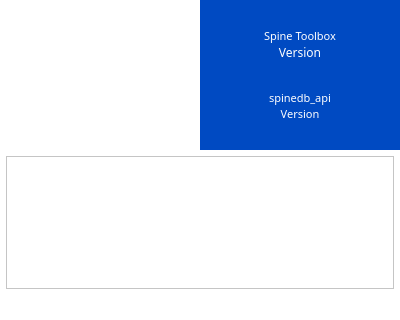
The window that spinetoolbox/ui/about.ui (spine-tools/Spine-Toolbox) describes before a commit, drawn with Qt 5; both pictures show x 0 to 400 and y 0 to 320 of the 400 by 550 pixel window.
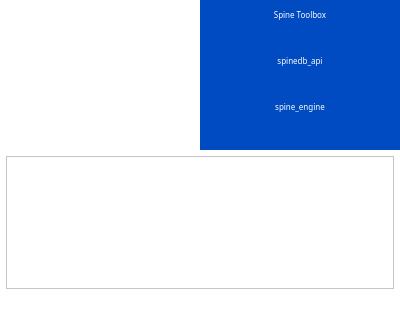
The same window after the commit. Icons and pictures are not drawn.

Commit message:
Version bump and update to About window
About window now shows the full version and the current spine_engine version

```diff
--- a/spinetoolbox/ui/about.ui
+++ b/spinetoolbox/ui/about.ui
@@ -311,34 +311,6 @@
          <bool>true</bool>
         </property>
         <layout class="QVBoxLayout" name="verticalLayout">
-         <property name="spacing">
-          <number>0</number>
-         </property>
-         <property name="leftMargin">
-          <number>0</number>
-         </property>
-         <property name="topMargin">
-          <number>0</number>
-         </property>
-         <property name="rightMargin">
-          <number>0</number>
-         </property>
-         <property name="bottomMargin">
-          <number>0</number>
-         </property>
-         <item>
-          <spacer name="verticalSpacer">
-           <property name="orientation">
-            <enum>Qt::Vertical</enum>
-           </property>
-           <property name="sizeHint" stdset="0">
-            <size>
-             <width>20</width>
-             <height>40</height>
-            </size>
-           </property>
-          </spacer>
-         </item>
          <item>
           <widget class="QLabel" name="label_spine_toolbox">
            <property name="sizePolicy">
@@ -368,7 +340,7 @@
            <property name="font">
             <font>
              <family>Arial Black</family>
-             <pointsize>8</pointsize>
+             <pointsize>6</pointsize>
              <weight>50</weight>
              <bold>false</bold>
             </font>
@@ -388,57 +360,7 @@
           </widget>
          </item>
          <item>
-          <widget class="QLabel" name="label_version_str">
-           <property name="sizePolicy">
-            <sizepolicy hsizetype="Expanding" vsizetype="Expanding">
-             <horstretch>0</horstretch>
-             <verstretch>0</verstretch>
-            </sizepolicy>
-           </property>
-           <property name="minimumSize">
-            <size>
-             <width>0</width>
-             <height>0</height>
-            </size>
-           </property>
-           <property name="baseSize">
-            <size>
-             <width>0</width>
-             <height>0</height>
-            </size>
-           </property>
-           <property name="font">
-            <font>
-             <family>Arial Black</family>
-             <weight>50</weight>
-             <bold>false</bold>
-            </font>
-           </property>
-           <property name="styleSheet">
-            <string notr="true">color: rgb(255, 255, 255);</string>
-           </property>
-           <property name="text">
-            <string>&lt;html&gt;&lt;head/&gt;&lt;body&gt;&lt;p&gt;Version&lt;/p&gt;&lt;/body&gt;&lt;/html&gt;</string>
-           </property>
-           <property name="textFormat">
-            <enum>Qt::RichText</enum>
-           </property>
-           <property name="scaledContents">
-            <bool>true</bool>
-           </property>
-           <property name="alignment">
-            <set>Qt::AlignCenter</set>
-           </property>
-           <property name="margin">
-            <number>0</number>
-           </property>
-           <property name="indent">
-            <number>75</number>
-           </property>
-          </widget>
-         </item>
-         <item>
-          <spacer name="verticalSpacer_3">
+          <spacer name="verticalSpacer">
            <property name="orientation">
             <enum>Qt::Vertical</enum>
            </property>
@@ -452,10 +374,16 @@
          </item>
          <item>
           <widget class="QLabel" name="label_spinedb_api">
+           <property name="sizePolicy">
+            <sizepolicy hsizetype="Expanding" vsizetype="Expanding">
+             <horstretch>0</horstretch>
+             <verstretch>0</verstretch>
+            </sizepolicy>
+           </property>
            <property name="font">
             <font>
              <family>Arial Black</family>
-             <pointsize>8</pointsize>
+             <pointsize>6</pointsize>
             </font>
            </property>
            <property name="styleSheet">
@@ -469,27 +397,6 @@
            </property>
           </widget>
          </item>
-         <item>
-          <widget class="QLabel" name="label_api_version_str">
-           <property name="font">
-            <font>
-             <family>Arial Black</family>
-             <pointsize>8</pointsize>
-             <weight>50</weight>
-             <bold>false</bold>
-            </font>
-           </property>
-           <property name="styleSheet">
-            <string notr="true">color: rgb(255, 255, 255);</string>
-           </property>
-           <property name="text">
-            <string>&lt;html&gt;&lt;head/&gt;&lt;body&gt;&lt;p&gt;Version&lt;/p&gt;&lt;/body&gt;&lt;/html&gt;</string>
-           </property>
-           <property name="alignment">
-            <set>Qt::AlignCenter</set>
-           </property>
-          </widget>
-         </item>
          <item>
           <spacer name="verticalSpacer_2">
            <property name="orientation">
@@ -503,6 +410,44 @@
            </property>
           </spacer>
          </item>
+         <item>
+          <widget class="QLabel" name="label_spine_engine">
+           <property name="sizePolicy">
+            <sizepolicy hsizetype="Expanding" vsizetype="Expanding">
+             <horstretch>0</horstretch>
+             <verstretch>0</verstretch>
+            </sizepolicy>
+           </property>
+           <property name="font">
+            <font>
+             <family>Arial Black</family>
+             <pointsize>6</pointsize>
+            </font>
+           </property>
+           <property name="styleSheet">
+            <string notr="true">color: rgb(255, 255, 255);</string>
+           </property>
+           <property name="text">
+            <string>&lt;html&gt;&lt;head/&gt;&lt;body&gt;&lt;p&gt;spine_engine&lt;/p&gt;&lt;/body&gt;&lt;/html&gt;</string>
+           </property>
+           <property name="alignment">
+            <set>Qt::AlignCenter</set>
+           </property>
+          </widget>
+         </item>
+         <item>
+          <spacer name="verticalSpacer_3">
+           <property name="orientation">
+            <enum>Qt::Vertical</enum>
+           </property>
+           <property name="sizeHint" stdset="0">
+            <size>
+             <width>20</width>
+             <height>40</height>
+            </size>
+           </property>
+          </spacer>
+         </item>
         </layout>
        </widget>
       </item>
```
Left out of the diff: 5 changed lines with no effect on the pictures. The commit also changes 35 other files.
